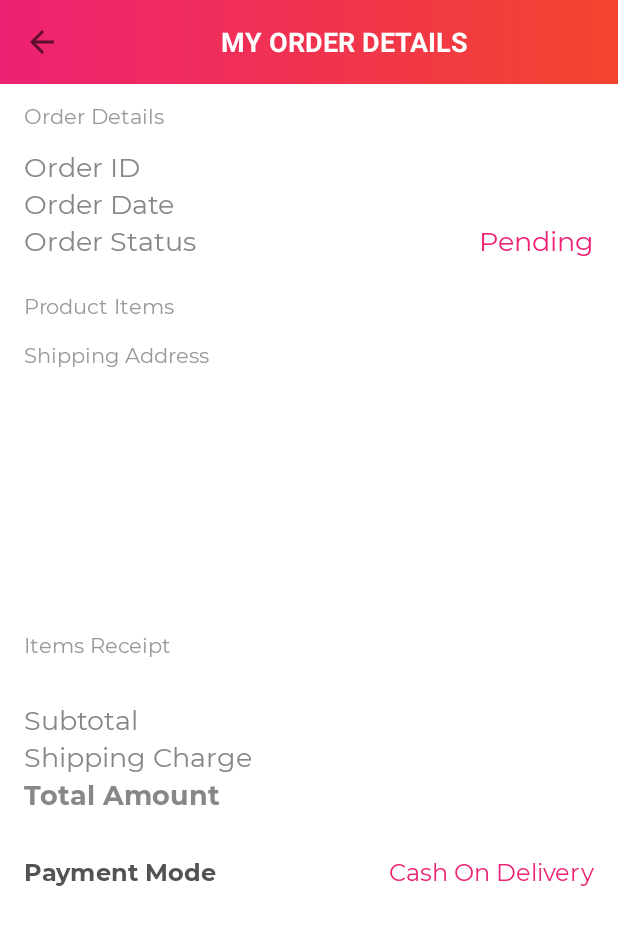
After one commit to kuluruvineeth/AgriShopping, an Android app: the MyOrderDetailsActivity screen opened directly, with no data from a screen before it, on a phone screen of 412 x 824 dp. The commit adds this screen. Shown: the top 925 px of the screen. Run offline under Robolectric (Android 15) with nearby library versions, the phone set to English and light mode, and no system bars.

Commit message:
prepared myordersactivity to display orders.

```diff
--- /dev/null
+++ b/app/src/main/java/com/kuluruvineeth/agrishopping/ui/activities/MyOrderDetailsActivity.kt
@@ -0,0 +1,32 @@
+package com.kuluruvineeth.agrishopping.ui.activities
+
+import androidx.appcompat.app.AppCompatActivity
+import android.os.Bundle
+import com.kuluruvineeth.agrishopping.R
+import com.kuluruvineeth.agrishopping.models.Order
+import com.kuluruvineeth.agrishopping.utils.Constants
+import kotlinx.android.synthetic.main.activity_my_order_details.*
+
+class MyOrderDetailsActivity : AppCompatActivity() {
+    override fun onCreate(savedInstanceState: Bundle?) {
+        super.onCreate(savedInstanceState)
+        setContentView(R.layout.activity_my_order_details)
+        setupActionBar()
+
+        var myOrderDetails: Order
+        if(intent.hasExtra(Constants.EXTRA_MY_ORDER_DETAILS)){
+            myOrderDetails = intent.getParcelableExtra(Constants.EXTRA_MY_ORDER_DETAILS)!!
+        }
+    }
+    private fun setupActionBar(){
+        setSupportActionBar(toolbar_my_order_details_activity)
+
+        val actionBar = supportActionBar
+        if(actionBar != null){
+            actionBar.setDisplayHomeAsUpEnabled(true)
+            actionBar.setHomeAsUpIndicator(R.drawable.ic_white_color_back_24dp)
+        }
+        toolbar_my_order_details_activity.setNavigationOnClickListener { onBackPressed() }
+
+    }
+}
--- a/app/src/main/java/com/kuluruvineeth/agrishopping/ui/adapters/MyOrdersListAdapter.kt
+++ b/app/src/main/java/com/kuluruvineeth/agrishopping/ui/adapters/MyOrdersListAdapter.kt
@@ -1,12 +1,15 @@
 package com.kuluruvineeth.agrishopping.ui.adapters
 
 import android.content.Context
+import android.content.Intent
 import android.view.LayoutInflater
 import android.view.View
 import android.view.ViewGroup
 import androidx.recyclerview.widget.RecyclerView
 import com.kuluruvineeth.agrishopping.R
 import com.kuluruvineeth.agrishopping.models.Order
+import com.kuluruvineeth.agrishopping.ui.activities.MyOrderDetailsActivity
+import com.kuluruvineeth.agrishopping.utils.Constants
 import com.kuluruvineeth.agrishopping.utils.GlideLoader
 import kotlinx.android.synthetic.main.item_list_layout.view.*
 
@@ -33,6 +36,12 @@ open class MyOrdersListAdapter(
             holder.itemView.tv_item_price.text = "${model.total_amount}"
 
             holder.itemView.ib_delete_product.visibility = View.GONE
+
+            holder.itemView.setOnClickListener {
+                val intent = Intent(context,MyOrderDetailsActivity::class.java)
+                intent.putExtra(Constants.EXTRA_MY_ORDER_DETAILS,model)
+                context.startActivity(intent)
+            }
         }
     }
 
--- a/app/src/main/java/com/kuluruvineeth/agrishopping/utils/Constants.kt
+++ b/app/src/main/java/com/kuluruvineeth/agrishopping/utils/Constants.kt
@@ -53,6 +53,7 @@ object Constants {
     const val ORDERS: String = "orders"
 
     const val STOCK_QUANTITY: String = "stock_quantity"
+    const val EXTRA_MY_ORDER_DETAILS: String = "extra_MY_ORDER_DETAILS"
 
     fun showImageChooser(activity: Activity){
         //An intent for launching the image selection of phone storage
--- /dev/null
+++ b/app/src/main/res/layout/activity_my_order_details.xml
@@ -0,0 +1,357 @@
+<?xml version="1.0" encoding="utf-8"?>
+<androidx.constraintlayout.widget.ConstraintLayout xmlns:android="http://schemas.android.com/apk/res/android"
+    xmlns:app="http://schemas.android.com/apk/res-auto"
+    xmlns:tools="http://schemas.android.com/tools"
+    android:layout_width="match_parent"
+    android:layout_height="match_parent"
+    tools:context=".ui.activities.MyOrderDetailsActivity">
+
+    <androidx.appcompat.widget.Toolbar
+        android:id="@+id/toolbar_my_order_details_activity"
+        android:layout_width="match_parent"
+        android:layout_height="?attr/actionBarSize"
+        android:background="@drawable/app_gradient_color_background"
+        app:layout_constraintEnd_toEndOf="parent"
+        app:layout_constraintStart_toStartOf="parent"
+        app:layout_constraintTop_toTopOf="parent">
+
+        <TextView
+            android:id="@+id/tv_title"
+            android:layout_width="match_parent"
+            android:layout_height="match_parent"
+            android:gravity="center"
+            android:paddingStart="@dimen/toolbar_title_paddingStart"
+            android:paddingEnd="0dp"
+            android:text="@string/title_my_order_details"
+            android:textColor="@color/white"
+            android:textSize="@dimen/toolbar_title_text_size"
+            android:textStyle="bold" />
+
+    </androidx.appcompat.widget.Toolbar>
+
+    <ScrollView
+        android:layout_width="match_parent"
+        android:layout_height="0dp"
+        android:fillViewport="true"
+        android:scrollbars="none"
+        app:layout_constraintBottom_toBottomOf="parent"
+        app:layout_constraintEnd_toEndOf="parent"
+        app:layout_constraintStart_toStartOf="parent"
+        app:layout_constraintTop_toBottomOf="@id/toolbar_my_order_details_activity">
+
+        <LinearLayout
+            android:layout_width="match_parent"
+            android:layout_height="wrap_content"
+            android:orientation="vertical">
+
+            <com.kuluruvineeth.agrishopping.utils.MSPTextView
+                android:layout_width="match_parent"
+                android:layout_height="wrap_content"
+                android:layout_marginStart="@dimen/my_order_details_content_marginStartEnd"
+                android:layout_marginTop="@dimen/my_order_details_content_marginTopBottom"
+                android:layout_marginEnd="@dimen/my_order_details_content_marginStartEnd"
+                android:paddingTop="@dimen/my_order_details_content_lbl_padding"
+                android:paddingBottom="@dimen/my_order_details_content_lbl_padding"
+                android:text="@string/order_details_lbl"
+                android:textColor="@color/colorSecondaryText"
+                android:textSize="@dimen/my_order_details_lbl_textSize" />
+
+            <LinearLayout
+                android:layout_width="match_parent"
+                android:layout_height="wrap_content"
+                android:background="@color/white"
+                android:orientation="vertical"
+                android:paddingStart="@dimen/my_order_details_content_paddingStartEnd"
+                android:paddingTop="@dimen/my_order_details_content_paddingTopBottom"
+                android:paddingEnd="@dimen/my_order_details_content_paddingStartEnd"
+                android:paddingBottom="@dimen/my_order_details_content_paddingTopBottom">
+
+                <LinearLayout
+                    android:layout_width="match_parent"
+                    android:layout_height="wrap_content"
+                    android:orientation="horizontal">
+
+                    <com.kuluruvineeth.agrishopping.utils.MSPTextView
+                        android:layout_width="0dp"
+                        android:layout_height="wrap_content"
+                        android:layout_weight="1"
+                        android:text="@string/order_details_lbl_order_id"
+                        android:textColor="@color/colorDarkGrey"
+                        android:textSize="@dimen/my_order_details_label_value_textSize" />
+
+                    <com.kuluruvineeth.agrishopping.utils.MSPTextView
+                        android:id="@+id/tv_order_details_id"
+                        android:layout_width="wrap_content"
+                        android:layout_height="wrap_content"
+                        android:textAlignment="center"
+                        android:textColor="@color/colorSecondaryText"
+                        android:textSize="@dimen/my_order_details_label_value_textSize"
+                        tools:text="123456" />
+                </LinearLayout>
+
+                <LinearLayout
+                    android:layout_width="match_parent"
+                    android:layout_height="wrap_content"
+                    android:orientation="horizontal">
+
+                    <com.kuluruvineeth.agrishopping.utils.MSPTextView
+                        android:layout_width="0dp"
+                        android:layout_height="wrap_content"
+                        android:layout_weight="1"
+                        android:text="@string/order_details_lbl_order_date"
+                        android:textColor="@color/colorDarkGrey"
+                        android:textSize="@dimen/my_order_details_label_value_textSize" />
+
+                    <com.kuluruvineeth.agrishopping.utils.MSPTextView
+                        android:id="@+id/tv_order_details_date"
+                        android:layout_width="wrap_content"
+                        android:layout_height="wrap_content"
+                        android:textAlignment="center"
+                        android:textColor="@color/colorSecondaryText"
+                        android:textSize="@dimen/my_order_details_label_value_textSize"
+                        tools:text="20 Oct 2020" />
+                </LinearLayout>
+
+                <LinearLayout
+                    android:layout_width="match_parent"
+                    android:layout_height="wrap_content"
+                    android:orientation="horizontal">
+
+                    <com.kuluruvineeth.agrishopping.utils.MSPTextView
+                        android:layout_width="0dp"
+                        android:layout_height="wrap_content"
+                        android:layout_weight="1"
+                        android:text="@string/order_details_lbl_order_status"
+                        android:textColor="@color/colorDarkGrey"
+                        android:textSize="@dimen/my_order_details_label_value_textSize" />
+
+                    <com.kuluruvineeth.agrishopping.utils.MSPTextView
+                        android:id="@+id/tv_order_status"
+                        android:layout_width="wrap_content"
+                        android:layout_height="wrap_content"
+                        android:text="@string/order_status_pending"
+                        android:textAlignment="center"
+                        android:textColor="@color/colorAccent"
+                        android:textSize="@dimen/my_order_details_label_value_textSize" />
+                </LinearLayout>
+            </LinearLayout>
+
+            <com.kuluruvineeth.agrishopping.utils.MSPTextView
+                android:layout_width="match_parent"
+                android:layout_height="wrap_content"
+                android:layout_marginStart="@dimen/my_order_details_content_marginStartEnd"
+                android:layout_marginTop="@dimen/my_order_details_content_marginTopBottom"
+                android:layout_marginEnd="@dimen/my_order_details_content_marginStartEnd"
+                android:paddingTop="@dimen/my_order_details_content_lbl_padding"
+                android:paddingBottom="@dimen/my_order_details_content_lbl_padding"
+                android:text="@string/checkout_lbl_product_items"
+                android:textColor="@color/colorSecondaryText"
+                android:textSize="@dimen/my_order_details_lbl_textSize" />
+
+            <androidx.recyclerview.widget.RecyclerView
+                android:id="@+id/rv_my_order_items_list"
+                android:layout_width="match_parent"
+                android:layout_height="wrap_content" />
+
+            <com.kuluruvineeth.agrishopping.utils.MSPTextView
+                android:layout_width="match_parent"
+                android:layout_height="wrap_content"
+                android:layout_marginStart="@dimen/my_order_details_content_marginStartEnd"
+                android:layout_marginTop="@dimen/my_order_details_content_marginTopBottom"
+                android:layout_marginEnd="@dimen/my_order_details_content_marginStartEnd"
+                android:layout_marginBottom="@dimen/my_order_details_content_marginTopBottom"
+                android:paddingTop="@dimen/my_order_details_content_lbl_padding"
+                android:paddingBottom="@dimen/my_order_details_content_lbl_padding"
+                android:text="@string/order_details_lbl_shipping_address"
+                android:textColor="@color/colorSecondaryText"
+                android:textSize="@dimen/my_order_details_lbl_textSize" />
+
+            <LinearLayout
+                android:layout_width="match_parent"
+                android:layout_height="wrap_content"
+                android:background="@color/white"
+                android:orientation="vertical"
+                android:paddingStart="@dimen/my_order_details_content_paddingStartEnd"
+                android:paddingTop="@dimen/my_order_details_content_paddingTopBottom"
+                android:paddingEnd="@dimen/my_order_details_content_paddingStartEnd"
+                android:paddingBottom="@dimen/my_order_details_content_paddingTopBottom">
+
+                <com.kuluruvineeth.agrishopping.utils.MSPTextView
+                    android:id="@+id/tv_my_order_details_address_type"
+                    android:layout_width="match_parent"
+                    android:layout_height="wrap_content"
+                    android:paddingTop="@dimen/address_details_marginTop"
+                    android:paddingBottom="@dimen/address_details_marginTop"
+                    android:textColor="@color/item_value_text_color"
+                    android:textSize="@dimen/address_details_textSize"
+                    android:textStyle="bold"
+                    tools:text="Home" />
+
+                <com.kuluruvineeth.agrishopping.utils.MSPTextViewBold
+                    android:id="@+id/tv_my_order_details_full_name"
+                    android:layout_width="match_parent"
+                    android:layout_height="wrap_content"
+                    android:textColor="@color/item_value_text_color"
+                    android:textSize="@dimen/item_address_name_textSize"
+                    tools:text="Kuluru Vineeth" />
+
+                <com.kuluruvineeth.agrishopping.utils.MSPTextView
+                    android:id="@+id/tv_my_order_details_address"
+                    android:layout_width="match_parent"
+                    android:layout_height="wrap_content"
+                    android:layout_marginTop="@dimen/address_details_marginTop"
+                    android:textColor="@color/item_value_text_color"
+                    android:textSize="@dimen/address_details_textSize"
+                    tools:text="XYZ" />
+
+                <com.kuluruvineeth.agrishopping.utils.MSPTextView
+                    android:id="@+id/tv_my_order_details_additional_note"
+                    android:layout_width="match_parent"
+                    android:layout_height="wrap_content"
+                    android:layout_marginTop="@dimen/address_details_marginTop"
+                    android:textColor="@color/item_value_text_color"
+                    android:textSize="@dimen/address_details_textSize"
+                    tools:text="XYZ" />
+
+                <com.kuluruvineeth.agrishopping.utils.MSPTextView
+                    android:id="@+id/tv_my_order_details_other_details"
+                    android:layout_width="match_parent"
+                    android:layout_height="wrap_content"
+                    android:layout_marginTop="@dimen/address_details_marginTop"
+                    android:textColor="@color/item_value_text_color"
+                    android:textSize="@dimen/address_details_textSize"
+                    tools:text="XYZ" />
+
+                <com.kuluruvineeth.agrishopping.utils.MSPTextView
+                    android:id="@+id/tv_my_order_details_mobile_number"
+                    android:layout_width="match_parent"
+                    android:layout_height="wrap_content"
+                    android:layout_marginTop="@dimen/address_details_marginTop"
+                    android:textColor="@color/item_value_text_color"
+                    android:textSize="@dimen/address_details_textSize"
+                    tools:text="+91 123456789" />
+            </LinearLayout>
+
+            <com.kuluruvineeth.agrishopping.utils.MSPTextView
+                android:layout_width="match_parent"
+                android:layout_height="wrap_content"
+                android:layout_marginStart="@dimen/my_order_details_content_marginStartEnd"
+                android:layout_marginTop="@dimen/my_order_details_content_marginTopBottom"
+                android:layout_marginEnd="@dimen/my_order_details_content_marginStartEnd"
+                android:layout_marginBottom="@dimen/my_order_details_content_marginTopBottom"
+                android:paddingTop="@dimen/my_order_details_content_lbl_padding"
+                android:paddingBottom="@dimen/my_order_details_content_lbl_padding"
+                android:text="@string/checkout_lbl_items_receipt"
+                android:textColor="@color/colorSecondaryText"
+                android:textSize="@dimen/my_order_details_lbl_textSize" />
+
+            <LinearLayout
+                android:layout_width="match_parent"
+                android:layout_height="wrap_content"
+                android:background="@color/white"
+                android:orientation="vertical"
+                android:padding="@dimen/my_order_details_items_receipt">
+
+                <LinearLayout
+                    android:layout_width="match_parent"
+                    android:layout_height="wrap_content"
+                    android:orientation="horizontal">
+
+                    <com.kuluruvineeth.agrishopping.utils.MSPTextView
+                        android:layout_width="0dp"
+                        android:layout_height="wrap_content"
+                        android:layout_weight="1"
+                        android:text="@string/lbl_subtotal"
+                        android:textColor="@color/colorDarkGrey"
+                        android:textSize="@dimen/my_order_details_label_value_textSize" />
+
+                    <com.kuluruvineeth.agrishopping.utils.MSPTextView
+                        android:id="@+id/tv_order_details_sub_total"
+                        android:layout_width="wrap_content"
+                        android:layout_height="wrap_content"
+                        android:textAlignment="center"
+                        android:textColor="@color/colorSecondaryText"
+                        android:textSize="@dimen/my_order_details_label_value_textSize"
+                        tools:text="Rs100" />
+                </LinearLayout>
+
+                <LinearLayout
+                    android:layout_width="match_parent"
+                    android:layout_height="wrap_content"
+                    android:orientation="horizontal">
+
+                    <com.kuluruvineeth.agrishopping.utils.MSPTextView
+                        android:layout_width="0dp"
+                        android:layout_height="wrap_content"
+                        android:layout_weight="1"
+                        android:text="@string/lbl_shipping_charge"
+                        android:textColor="@color/colorDarkGrey"
+                        android:textSize="@dimen/my_order_details_label_value_textSize" />
+
+                    <com.kuluruvineeth.agrishopping.utils.MSPTextView
+                        android:id="@+id/tv_order_details_shipping_charge"
+                        android:layout_width="wrap_content"
+                        android:layout_height="wrap_content"
+                        android:textAlignment="center"
+                        android:textColor="@color/colorSecondaryText"
+                        android:textSize="@dimen/my_order_details_label_value_textSize"
+                        tools:text="Rs30.0" />
+                </LinearLayout>
+
+                <LinearLayout
+                    android:layout_width="match_parent"
+                    android:layout_height="wrap_content"
+                    android:orientation="horizontal">
+
+                    <com.kuluruvineeth.agrishopping.utils.MSPTextViewBold
+                        android:layout_width="0dp"
+                        android:layout_height="wrap_content"
+                        android:layout_weight="1"
+                        android:text="@string/lbl_total_amount"
+                        android:textColor="@color/colorDarkGrey"
+                        android:textSize="@dimen/my_order_details_label_value_textSize" />
+
+                    <com.kuluruvineeth.agrishopping.utils.MSPTextViewBold
+                        android:id="@+id/tv_order_details_total_amount"
+                        android:layout_width="wrap_content"
+                        android:layout_height="wrap_content"
+                        android:textAlignment="center"
+                        android:textColor="@color/colorDarkGrey"
+                        android:textSize="@dimen/my_order_details_label_value_textSize"
+                        tools:text="Rs110" />
+                </LinearLayout>
+            </LinearLayout>
+
+            <LinearLayout
+                android:layout_width="match_parent"
+                android:layout_height="wrap_content"
+                android:layout_marginTop="@dimen/my_order_details_content_marginTopBottom"
+                android:layout_marginBottom="@dimen/my_order_details_content_marginTopBottom"
+                android:background="@color/white"
+                android:gravity="center_vertical"
+                android:orientation="horizontal"
+                android:paddingTop="@dimen/my_order_details_content_lbl_padding"
+                android:paddingBottom="@dimen/my_order_details_content_lbl_padding">
+
+                <com.kuluruvineeth.agrishopping.utils.MSPTextViewBold
+                    android:layout_width="0dp"
+                    android:layout_height="wrap_content"
+                    android:layout_marginStart="@dimen/my_order_details_content_marginStartEnd"
+                    android:layout_weight="1"
+                    android:text="@string/lbl_payment_mode"
+                    android:textColor="@color/item_value_text_color"
+                    android:textSize="@dimen/lbl_order_details_textSize" />
+
+                <com.kuluruvineeth.agrishopping.utils.MSPTextView
+                    android:layout_width="wrap_content"
+                    android:layout_height="wrap_content"
+                    android:layout_marginEnd="@dimen/my_order_details_content_marginStartEnd"
+                    android:text="@string/lbl_cash_on_delivery"
+                    android:textColor="@color/colorAccent"
+                    android:textSize="@dimen/lbl_order_details_textSize" />
+            </LinearLayout>
+
+        </LinearLayout>
+    </ScrollView>
+
+</androidx.constraintlayout.widget.ConstraintLayout>
--- a/app/src/main/res/values/dimens.xml
+++ b/app/src/main/res/values/dimens.xml
@@ -150,4 +150,16 @@
     <dimen name="checkout_content_paddingTopBottom">10dp</dimen>
     <dimen name="ll_checkout_place_order_padding">16dp</dimen>
     <dimen name="ll_checkout_items_receipt">16dp</dimen>
+
+    <dimen name="my_order_details_content_marginStartEnd">16dp</dimen>
+    <dimen name="my_order_details_content_marginTopBottom">10dp</dimen>
+    <dimen name="my_order_details_content_lbl_padding">2dp</dimen>
+    <dimen name="my_order_details_lbl_textSize">14sp</dimen>
+    <dimen name="my_order_details_status_paddingStartEnd">10dp</dimen>
+    <dimen name="my_order_details_status_paddingTopBottom">2dp</dimen>
+    <dimen name="lbl_order_details_textSize">16sp</dimen>
+    <dimen name="my_order_details_content_paddingStartEnd">16dp</dimen>
+    <dimen name="my_order_details_content_paddingTopBottom">10dp</dimen>
+    <dimen name="my_order_details_items_receipt">16dp</dimen>
+    <dimen name="my_order_details_label_value_textSize">18sp</dimen>
 </resources>
--- a/app/src/main/res/values/strings.xml
+++ b/app/src/main/res/values/strings.xml
@@ -146,4 +146,12 @@
     <string name="btn_lbl_place_order">PLACE ORDER</string>
 
     <string name="no_orders_placed_yet">No orders placed yet!</string>
+
+    <string name="title_my_order_details">MY ORDER DETAILS</string>
+    <string name="order_details_lbl">Order Details</string>
+    <string name="order_details_lbl_order_id">Order ID</string>
+    <string name="order_details_lbl_order_date">Order Date</string>
+    <string name="order_details_lbl_order_status">Order Status</string>
+    <string name="order_status_pending">Pending</string>
+    <string name="order_details_lbl_shipping_address">Shipping Address</string>
 </resources>
```
Also changed, not shown: app/src/main/AndroidManifest.xml (+6 -1 lines).
